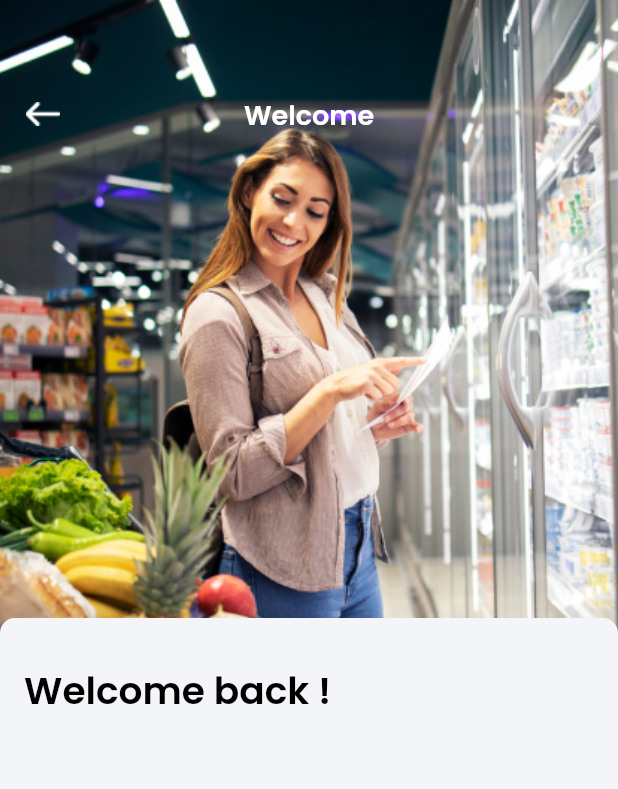
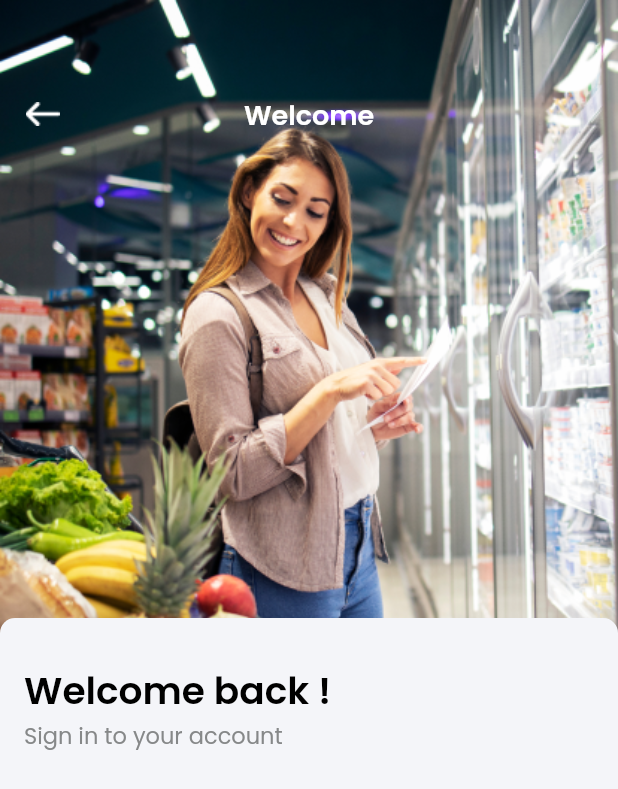
Before and after one commit to hammadkahn/E-Commerce-App, a Flutter app: the screen it shows after launch, on a phone screen of 412 x 824 dp. Shown: the top 789 px of the screen. Run offline on Flutter 3.47's test engine with Material 2 defaults, Android fonts, the phone set to English and light mode, and no system bars.

Commit message:
second screen progress

```diff
--- a/lib/Screens/login.dart
+++ b/lib/Screens/login.dart
@@ -1,7 +1,4 @@
-import 'dart:math';
-
 import 'package:flutter/material.dart';
-import 'package:google_fonts/google_fonts.dart';
 
 class Login extends StatelessWidget {
   const Login({Key? key}) : super(key: key);
@@ -48,12 +45,23 @@ class Login extends StatelessWidget {
                     ),
                     child: Padding(
                       padding: const EdgeInsets.only(top: 30, left: 16),
-                      child: Text('Welcome back !',
-                          style: TextStyle(
-                              fontSize: 25,
-                              fontWeight: FontWeight.w600,
-                              fontFamily: 'Poppins',
-                              color: Color(0xFF000000))),
+                      child: Column(
+                        crossAxisAlignment: CrossAxisAlignment.start,
+                        children: [
+                          Text('Welcome back !',
+                              style: TextStyle(
+                                  fontSize: 25,
+                                  fontWeight: FontWeight.w600,
+                                  fontFamily: 'Poppins',
+                                  color: Color(0xFF000000))),
+                          Text('Sign in to your account',
+                              style: TextStyle(
+                                  fontSize: 15,
+                                  fontWeight: FontWeight.w400,
+                                  fontFamily: 'Poppins-Regular',
+                                  color: Color(0xFF868889))),
+                        ],
+                      ),
                     ),
                   ))
             ],
--- a/lib/Screens/splash_screen.dart
+++ b/lib/Screens/splash_screen.dart
@@ -4,6 +4,8 @@ import 'package:e_commerce/Screens/login.dart';
 import 'package:flutter/material.dart';
 
 class SplashScreen extends StatefulWidget {
+  const SplashScreen({Key? key}) : super(key: key);
+
   @override
   _SplashScreenState createState() => _SplashScreenState();
 }
--- a/pubspec.yaml
+++ b/pubspec.yaml
@@ -66,6 +66,9 @@ flutter:
     - family: Poppins
       fonts:
         - asset: assets/fonts/Poppins-SemiBold.ttf
+    - family: Poppins-Regular
+      fonts:
+        - asset: assets/fonts/Poppins-Regular.ttf
 
   # An image asset can refer to one or more resolution-specific "variants", see
   # https://flutter.dev/assets-and-images/#resolution-aware.
```
Also changed, not shown: assets/fonts/Poppins-Regular.ttf (added).
